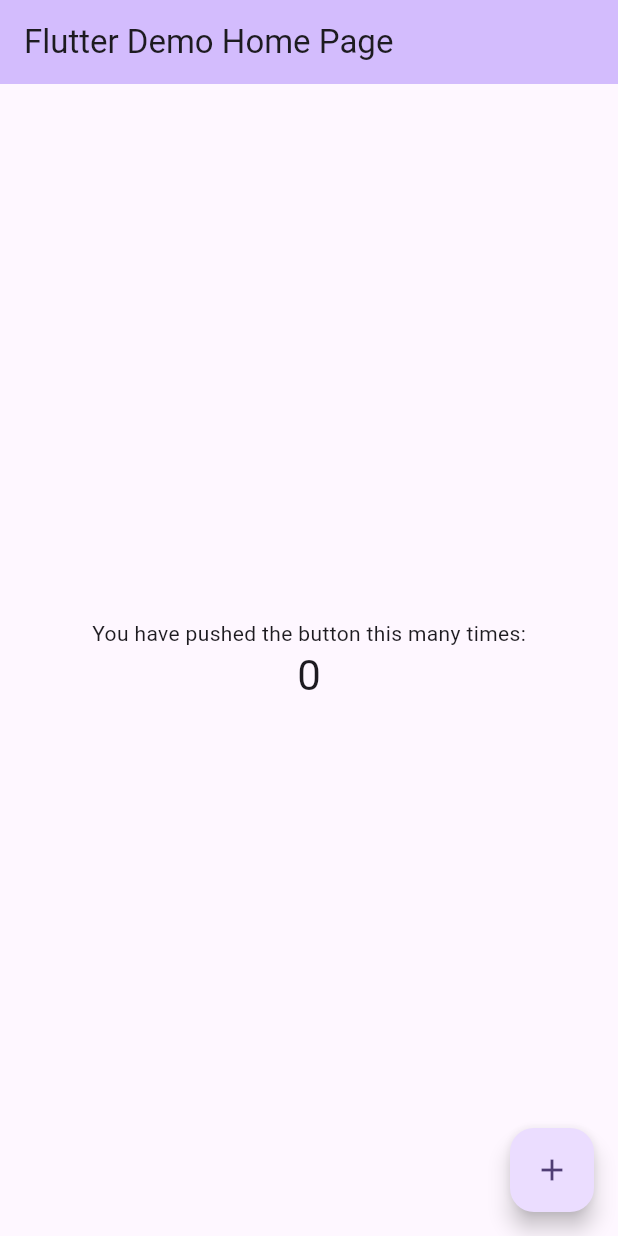
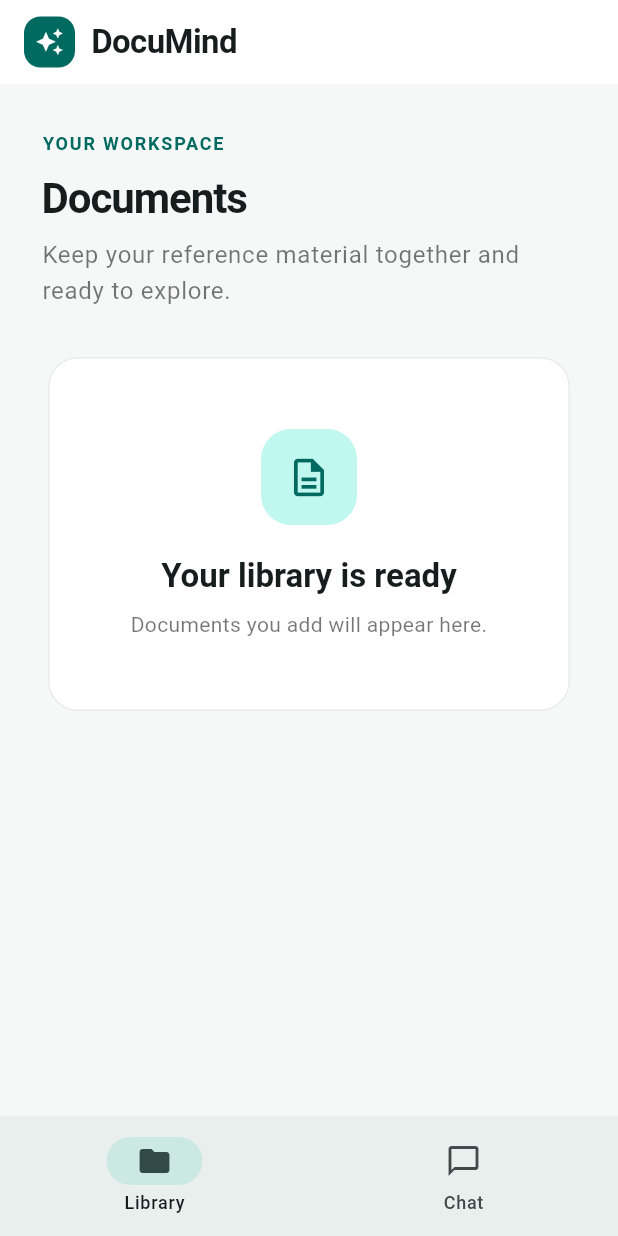
Before and after one commit to Nrup2021/documind_ai, a Flutter app: the screen it shows after launch, on a phone screen of 412 x 824 dp. Run offline on Flutter 3.47's test engine with Material 3 defaults, Android fonts, the phone set to English and light mode, and no system bars; our stand-ins replace flutter_riverpod, go_router.

Commit message:
feat: add Flutter app foundation
Set up Riverpod and GoRouter with responsive document-library and chat navigation, presentation-only empty states, and widget coverage.

Co-authored-by: Copilot <223556219+Copilot@users.noreply.github.com>

```diff
--- /dev/null
+++ b/lib/app/app.dart
@@ -0,0 +1,21 @@
+import 'package:flutter/material.dart';
+import 'package:flutter_riverpod/flutter_riverpod.dart';
+
+import 'app_router.dart';
+import 'app_theme.dart';
+
+class DocuMindApp extends ConsumerWidget {
+  const DocuMindApp({super.key});
+
+  @override
+  Widget build(BuildContext context, WidgetRef ref) {
+    final router = ref.watch(appRouterProvider);
+
+    return MaterialApp.router(
+      title: 'DocuMind',
+      debugShowCheckedModeBanner: false,
+      theme: appTheme,
+      routerConfig: router,
+    );
+  }
+}
--- /dev/null
+++ b/lib/app/app_router.dart
@@ -0,0 +1,41 @@
+import 'package:flutter_riverpod/flutter_riverpod.dart';
+import 'package:go_router/go_router.dart';
+
+import '../features/documents/presentation/document_library_screen.dart';
+import '../features/questions/presentation/chat_screen.dart';
+import 'app_shell.dart';
+
+final appRouterProvider = Provider<GoRouter>((ref) {
+  final router = GoRouter(
+    initialLocation: '/documents',
+    routes: [
+      GoRoute(path: '/', redirect: (context, state) => '/documents'),
+      StatefulShellRoute.indexedStack(
+        builder: (context, state, navigationShell) =>
+            AppShell(navigationShell: navigationShell),
+        branches: [
+          StatefulShellBranch(
+            routes: [
+              GoRoute(
+                path: '/documents',
+                name: 'documents',
+                builder: (context, state) => const DocumentLibraryScreen(),
+              ),
+            ],
+          ),
+          StatefulShellBranch(
+            routes: [
+              GoRoute(
+                path: '/chat',
+                name: 'chat',
+                builder: (context, state) => const ChatScreen(),
+              ),
+            ],
+          ),
+        ],
+      ),
+    ],
+  );
+  ref.onDispose(router.dispose);
+  return router;
+});
--- /dev/null
+++ b/lib/app/app_shell.dart
@@ -0,0 +1,90 @@
+import 'package:flutter/material.dart';
+import 'package:go_router/go_router.dart';
+
+class AppShell extends StatelessWidget {
+  const AppShell({required this.navigationShell, super.key});
+
+  final StatefulNavigationShell navigationShell;
+
+  @override
+  Widget build(BuildContext context) {
+    final isWide = MediaQuery.sizeOf(context).width >= 720;
+    final colorScheme = Theme.of(context).colorScheme;
+
+    return Scaffold(
+      appBar: AppBar(
+        title: Row(
+          mainAxisSize: MainAxisSize.min,
+          children: [
+            Container(
+              width: 34,
+              height: 34,
+              decoration: BoxDecoration(
+                color: colorScheme.primary,
+                borderRadius: BorderRadius.circular(11),
+              ),
+              child: Icon(
+                Icons.auto_awesome,
+                color: colorScheme.onPrimary,
+                size: 19,
+              ),
+            ),
+            const SizedBox(width: 11),
+            const Text(
+              'DocuMind',
+              style: TextStyle(
+                fontWeight: FontWeight.w700,
+                letterSpacing: -0.4,
+              ),
+            ),
+          ],
+        ),
+      ),
+      body: Row(
+        children: [
+          if (isWide) ...[
+            const SizedBox(width: 12),
+            NavigationRail(
+              selectedIndex: navigationShell.currentIndex,
+              onDestinationSelected: navigationShell.goBranch,
+              labelType: NavigationRailLabelType.all,
+              destinations: const [
+                NavigationRailDestination(
+                  icon: Icon(Icons.folder_outlined),
+                  selectedIcon: Icon(Icons.folder),
+                  label: Text('Library'),
+                ),
+                NavigationRailDestination(
+                  icon: Icon(Icons.chat_bubble_outline),
+                  selectedIcon: Icon(Icons.chat_bubble),
+                  label: Text('Chat'),
+                ),
+              ],
+            ),
+            const SizedBox(width: 12),
+            const VerticalDivider(width: 1),
+          ],
+          Expanded(child: navigationShell),
+        ],
+      ),
+      bottomNavigationBar: isWide
+          ? null
+          : NavigationBar(
+              selectedIndex: navigationShell.currentIndex,
+              onDestinationSelected: navigationShell.goBranch,
+              destinations: const [
+                NavigationDestination(
+                  icon: Icon(Icons.folder_outlined),
+                  selectedIcon: Icon(Icons.folder),
+                  label: 'Library',
+                ),
+                NavigationDestination(
+                  icon: Icon(Icons.chat_bubble_outline),
+                  selectedIcon: Icon(Icons.chat_bubble),
+                  label: 'Chat',
+                ),
+              ],
+            ),
+    );
+  }
+}
--- /dev/null
+++ b/lib/app/app_theme.dart
@@ -0,0 +1,23 @@
+import 'package:flutter/material.dart';
+
+final appTheme = ThemeData(
+  useMaterial3: true,
+  colorScheme: ColorScheme.fromSeed(
+    seedColor: const Color(0xFF315E58),
+    surface: const Color(0xFFFFFFFF),
+  ),
+  scaffoldBackgroundColor: const Color(0xFFF6F8F7),
+  appBarTheme: const AppBarTheme(
+    backgroundColor: Color(0xFFFFFFFF),
+    surfaceTintColor: Colors.transparent,
+    elevation: 0,
+  ),
+  cardTheme: CardThemeData(
+    color: Colors.white,
+    elevation: 0,
+    shape: RoundedRectangleBorder(
+      borderRadius: BorderRadius.circular(20),
+      side: const BorderSide(color: Color(0xFFE7ECE9)),
+    ),
+  ),
+);
--- /dev/null
+++ b/lib/features/documents/presentation/document_library_screen.dart
@@ -0,0 +1,84 @@
+import 'package:flutter/material.dart';
+
+class DocumentLibraryScreen extends StatelessWidget {
+  const DocumentLibraryScreen({super.key});
+
+  @override
+  Widget build(BuildContext context) {
+    final textTheme = Theme.of(context).textTheme;
+
+    return Center(
+      child: ConstrainedBox(
+        constraints: const BoxConstraints(maxWidth: 920),
+        child: ListView(
+          padding: const EdgeInsets.fromLTRB(28, 32, 28, 40),
+          children: [
+            Text(
+              'YOUR WORKSPACE',
+              style: textTheme.labelMedium?.copyWith(
+                color: Theme.of(context).colorScheme.primary,
+                fontWeight: FontWeight.w700,
+                letterSpacing: 1.2,
+              ),
+            ),
+            const SizedBox(height: 10),
+            Text(
+              'Documents',
+              style: textTheme.headlineMedium?.copyWith(
+                fontWeight: FontWeight.w700,
+                letterSpacing: -0.7,
+              ),
+            ),
+            const SizedBox(height: 8),
+            Text(
+              'Keep your reference material together and ready to explore.',
+              style: textTheme.bodyLarge?.copyWith(color: Colors.black54),
+            ),
+            const SizedBox(height: 28),
+            Card(
+              child: Padding(
+                padding: const EdgeInsets.symmetric(
+                  horizontal: 24,
+                  vertical: 48,
+                ),
+                child: Column(
+                  children: [
+                    Container(
+                      width: 64,
+                      height: 64,
+                      decoration: BoxDecoration(
+                        color: Theme.of(context).colorScheme.primaryContainer
+                            .withValues(alpha: 0.65),
+                        borderRadius: BorderRadius.circular(20),
+                      ),
+                      child: Icon(
+                        Icons.description_outlined,
+                        color: Theme.of(context).colorScheme.primary,
+                        size: 30,
+                      ),
+                    ),
+                    const SizedBox(height: 20),
+                    Text(
+                      'Your library is ready',
+                      style: textTheme.titleLarge?.copyWith(
+                        fontWeight: FontWeight.w700,
+                      ),
+                    ),
+                    const SizedBox(height: 8),
+                    Text(
+                      'Documents you add will appear here.',
+                      textAlign: TextAlign.center,
+                      style: textTheme.bodyMedium?.copyWith(
+                        color: Colors.black54,
+                      ),
+                    ),
+                  ],
+                ),
+              ),
+            ),
+          ],
+        ),
+      ),
+    );
+  }
+}
--- /dev/null
+++ b/lib/features/questions/presentation/chat_screen.dart
@@ -0,0 +1,84 @@
+import 'package:flutter/material.dart';
+
+class ChatScreen extends StatelessWidget {
+  const ChatScreen({super.key});
+
+  @override
+  Widget build(BuildContext context) {
+    final textTheme = Theme.of(context).textTheme;
+
+    return Center(
+      child: ConstrainedBox(
+        constraints: const BoxConstraints(maxWidth: 920),
+        child: ListView(
+          padding: const EdgeInsets.fromLTRB(28, 32, 28, 40),
+          children: [
+            Text(
+              'QUESTIONS',
+              style: textTheme.labelMedium?.copyWith(
+                color: Theme.of(context).colorScheme.primary,
+                fontWeight: FontWeight.w700,
+                letterSpacing: 1.2,
+              ),
+            ),
+            const SizedBox(height: 10),
+            Text(
+              'Chat with your documents',
+              style: textTheme.headlineMedium?.copyWith(
+                fontWeight: FontWeight.w700,
+                letterSpacing: -0.7,
+              ),
+            ),
+            const SizedBox(height: 8),
+            Text(
+              'Find answers and ideas in the material you care about.',
+              style: textTheme.bodyLarge?.copyWith(color: Colors.black54),
+            ),
+            const SizedBox(height: 28),
+            Card(
+              child: Padding(
+                padding: const EdgeInsets.symmetric(
+                  horizontal: 24,
+                  vertical: 48,
+                ),
+                child: Column(
+                  children: [
+                    Container(
+                      width: 64,
+                      height: 64,
+                      decoration: BoxDecoration(
+                        color: Theme.of(context).colorScheme.primaryContainer
+                            .withValues(alpha: 0.65),
+                        borderRadius: BorderRadius.circular(20),
+                      ),
+                      child: Icon(
+                        Icons.forum_outlined,
+                        color: Theme.of(context).colorScheme.primary,
+                        size: 30,
+                      ),
+                    ),
+                    const SizedBox(height: 20),
+                    Text(
+                      'A clearer way to explore',
+                      style: textTheme.titleLarge?.copyWith(
+                        fontWeight: FontWeight.w700,
+                      ),
+                    ),
+                    const SizedBox(height: 8),
+                    Text(
+                      'Your document conversations will appear here.',
+                      textAlign: TextAlign.center,
+                      style: textTheme.bodyMedium?.copyWith(
+                        color: Colors.black54,
+                      ),
+                    ),
+                  ],
+                ),
+              ),
+            ),
+          ],
+        ),
+      ),
+    );
+  }
+}
--- a/lib/main.dart
+++ b/lib/main.dart
@@ -1,122 +1,8 @@
 import 'package:flutter/material.dart';
+import 'package:flutter_riverpod/flutter_riverpod.dart';
+
+import 'app/app.dart';
 
 void main() {
-  runApp(const MyApp());
+  runApp(const ProviderScope(child: DocuMindApp()));
 }
-
-class MyApp extends StatelessWidget {
-  const MyApp({super.key});
-
-  // This widget is the root of your application.
-  @override
-  Widget build(BuildContext context) {
-    return MaterialApp(
-      title: 'Flutter Demo',
-      theme: ThemeData(
-        // This is the theme of your application.
-        //
-        // TRY THIS: Try running your application with "flutter run". You'll see
-        // the application has a purple toolbar. Then, without quitting the app,
-        // try changing the seedColor in the colorScheme below to Colors.green
-        // and then invoke "hot reload" (save your changes or press the "hot
-        // reload" button in a Flutter-supported IDE, or press "r" if you used
-        // the command line to start the app).
-        //
-        // Notice that the counter didn't reset back to zero; the application
-        // state is not lost during the reload. To reset the state, use hot
-        // restart instead.
-        //
-        // This works for code too, not just values: Most code changes can be
-        // tested with just a hot reload.
-        colorScheme: .fromSeed(seedColor: Colors.deepPurple),
-      ),
-      home: const MyHomePage(title: 'Flutter Demo Home Page'),
-    );
-  }
-}
-
-class MyHomePage extends StatefulWidget {
-  const MyHomePage({super.key, required this.title});
-
-  // This widget is the home page of your application. It is stateful, meaning
-  // that it has a State object (defined below) that contains fields that affect
-  // how it looks.
-
-  // This class is the configuration for the state. It holds the values (in this
-  // case the title) provided by the parent (in this case the App widget) and
-  // used by the build method of the State. Fields in a Widget subclass are
-  // always marked "final".
-
-  final String title;
-
-  @override
-  State<MyHomePage> createState() => _MyHomePageState();
-}
-
-class _MyHomePageState extends State<MyHomePage> {
-  int _counter = 0;
-
-  void _incrementCounter() {
-    setState(() {
-      // This call to setState tells the Flutter framework that something has
-      // changed in this State, which causes it to rerun the build method below
-      // so that the display can reflect the updated values. If we changed
-      // _counter without calling setState(), then the build method would not be
-      // called again, and so nothing would appear to happen.
-      _counter++;
-    });
-  }
-
-  @override
-  Widget build(BuildContext context) {
-    // This method is rerun every time setState is called, for instance as done
-    // by the _incrementCounter method above.
-    //
-    // The Flutter framework has been optimized to make rerunning build methods
-    // fast, so that you can just rebuild anything that needs updating rather
-    // than having to individually change instances of widgets.
-    return Scaffold(
-      appBar: AppBar(
-        // TRY THIS: Try changing the color here to a specific color (to
-        // Colors.amber, perhaps?) and trigger a hot reload to see the AppBar
-        // change color while the other colors stay the same.
-        backgroundColor: Theme.of(context).colorScheme.inversePrimary,
-        // Here we take the value from the MyHomePage object that was created by
-        // the App.build method, and use it to set our appbar title.
-        title: Text(widget.title),
-      ),
-      body: Center(
-        // Center is a layout widget. It takes a single child and positions it
-        // in the middle of the parent.
-        child: Column(
-          // Column is also a layout widget. It takes a list of children and
-          // arranges them vertically. By default, it sizes itself to fit its
-          // children horizontally, and tries to be as tall as its parent.
-          //
-          // Column has various properties to control how it sizes itself and
-          // how it positions its children. Here we use mainAxisAlignment to
-          // center the children vertically; the main axis here is the vertical
-          // axis because Columns are vertical (the cross axis would be
-          // horizontal).
-          //
-          // TRY THIS: Invoke "debug painting" (choose the "Toggle Debug Paint"
-          // action in the IDE, or press "p" in the console), to see the
-          // wireframe for each widget.
-          mainAxisAlignment: .center,
-          children: [
-            const Text('You have pushed the button this many times:'),
-            Text(
-              '$_counter',
-              style: Theme.of(context).textTheme.headlineMedium,
-            ),
-          ],
-        ),
-      ),
-      floatingActionButton: FloatingActionButton(
-        onPressed: _incrementCounter,
-        tooltip: 'Increment',
-        child: const Icon(Icons.add),
-      ),
-    );
-  }
-}
--- a/pubspec.yaml
+++ b/pubspec.yaml
@@ -30,6 +30,9 @@ environment:
 dependencies:
   flutter:
     sdk: flutter
+
+  flutter_riverpod: ^3.4.3
+  go_router: ^18.1.0
 
   # The following adds the Cupertino Icons font to your application.
   # Use with the CupertinoIcons class for iOS style icons.
```
Also changed, not shown: pubspec.lock, 5 other files.
